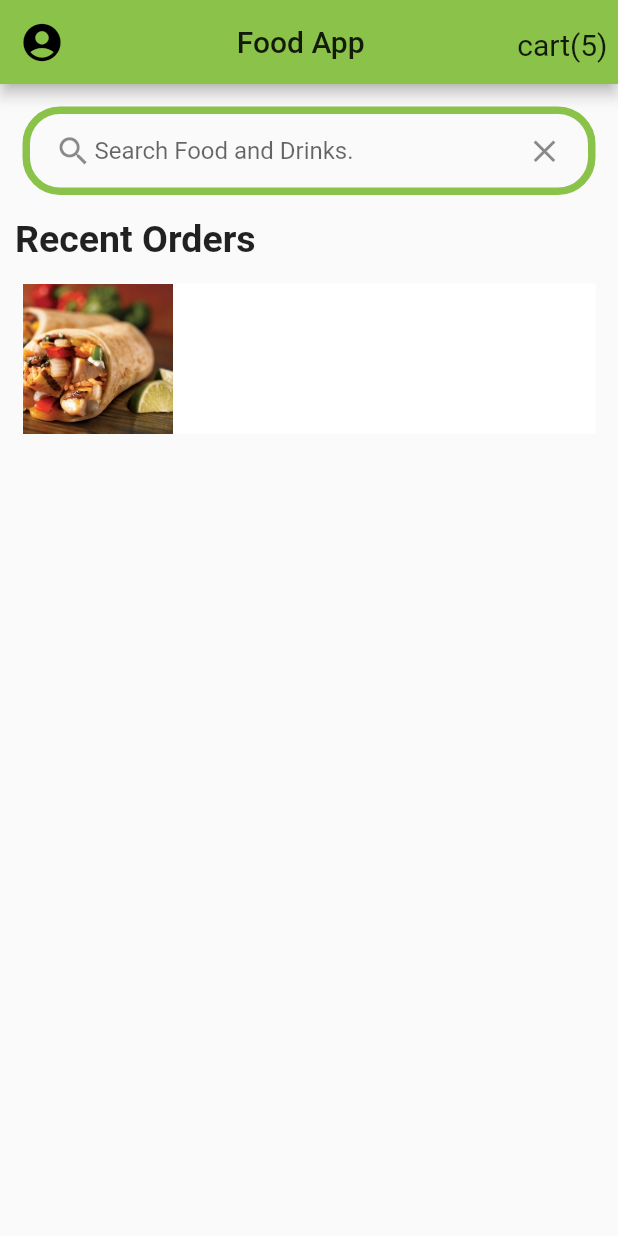
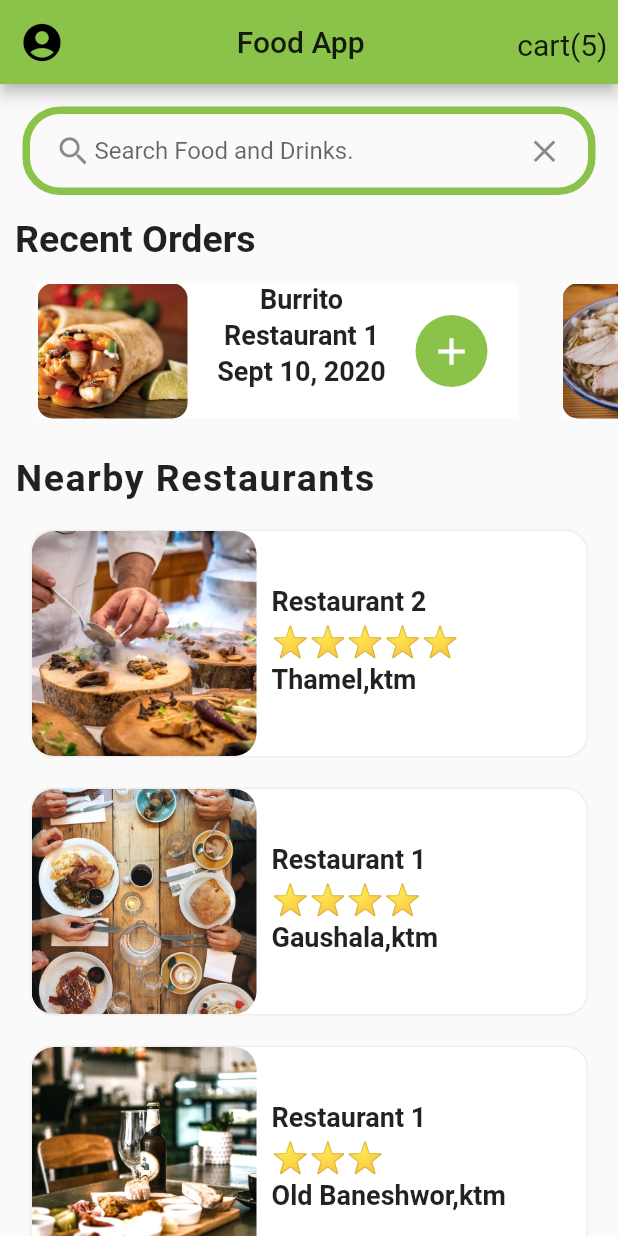
Before and after one commit to kalind7/farmers_hub, a Flutter app: the screen it shows after launch, on a phone screen of 412 x 824 dp. Run offline on Flutter 3.47's test engine with Material 2 defaults, Android fonts, the phone set to English and light mode, and no system bars.

Commit message:
front page done

```diff
--- a/lib/datas/data_all.dart
+++ b/lib/datas/data_all.dart
@@ -19,30 +19,46 @@ final _ramen =
 
 //Restaurant
 final _restaurant0 = Restaurant(
-  imageUrl: 'assets/images/restaurant0.jpg',
-  restaurantName: 'Restaurant 0',
+  imageUrl: 'images/restaurant0.jpg',
+  restaurantName: 'Restaurant 2',
   address: 'Thamel,ktm',
   rating: 5,
   menu: [_burrito,  _pasta, _ramen, _pancakes, _burger, _pizza],
 );
 final _restaurant1 = Restaurant(
-  imageUrl: 'assets/images/restaurant0.jpg',
+  imageUrl: 'images/restaurant2.jpg',
   restaurantName: 'Restaurant 1',
   address: 'Gaushala,ktm',
-  rating: 5,
+  rating: 4,
   menu: [_burrito,  _pasta, _ramen, _pancakes, _burger, _pizza],
 );
 final _restaurant2 = Restaurant(
-  imageUrl: 'assets/images/restaurant0.jpg',
+  imageUrl: 'images/restaurant1.jpg',
   restaurantName: 'Restaurant 1',
-  address: 'Gaushala,ktm',
-  rating: 5,
+  address: 'Old Baneshwor,ktm',
+  rating: 3,
+  menu: [_burrito,  _pasta, _ramen, _pancakes, _burger, _pizza],
+);
+final _restaurant3 = Restaurant(
+  imageUrl: 'images/restaurant3.jpg',
+  restaurantName: 'Restaurant 3',
+  address: 'New Baneshwor,ktm',
+  rating: 2,
+  menu: [_burrito,  _pasta, _ramen, _pancakes, _burger, _pizza],
+);
+final _restaurant4 = Restaurant(
+  imageUrl: 'images/restaurant4.jpg',
+  restaurantName: 'Restaurant 4',
+  address: 'Imadol,Lalitpur',
+  rating: 1,
   menu: [_burrito,  _pasta, _ramen, _pancakes, _burger, _pizza],
 );
 final List<Restaurant> restaurants = [
   _restaurant0,
   _restaurant1,
   _restaurant2,
+  _restaurant3,
+  _restaurant4,
 ];
 
 //User
--- a/lib/screens/home_screen.dart
+++ b/lib/screens/home_screen.dart
@@ -1,4 +1,5 @@
 import 'package:farmers_hub/datas/data_all.dart';
+import 'package:farmers_hub/widgets/nearby_restaurants.dart';
 import 'package:farmers_hub/widgets/recent_orders.dart';
 import 'package:flutter/material.dart';
 
@@ -13,18 +14,18 @@ class _HomeScreenState extends State<HomeScreen> {
     return Scaffold(
       appBar: AppBar(
         leading: IconButton(
-          onPressed: (){},
+          onPressed: () {},
           iconSize: 30.0,
           icon: Icon(Icons.account_circle),
         ),
         title: Center(child: Text('Food App')),
-
         actions: [
           GestureDetector(
-            onTap: (){},
+            onTap: () {},
             child: Padding(
               padding: EdgeInsets.only(top: 18, right: 7),
-              child: Text('cart(${currentUser.cart.length})',
+              child: Text(
+                'cart(${currentUser.cart.length})',
                 style: TextStyle(fontSize: 20.0),
               ),
             ),
@@ -46,23 +47,25 @@ class _HomeScreenState extends State<HomeScreen> {
                 ),
                 contentPadding: EdgeInsets.all(20.0),
                 prefixIcon: Padding(
-                  padding: EdgeInsets.only(left:20.0),
+                  padding: EdgeInsets.only(left: 20.0),
                   child: Icon(Icons.search, size: 25.0),
                 ),
                 hintText: 'Search Food and Drinks.',
                 suffixIcon: Padding(
-                  padding:EdgeInsets.only(right: 20.0),
-                  child: Icon(Icons.clear, size: 25.0,),
+                  padding: EdgeInsets.only(right: 20.0),
+                  child: Icon(
+                    Icons.clear,
+                    size: 25.0,
+                  ),
                 ),
               ),
             ),
           ),
-
           RecentOrder(),
 
+          NearByRestaurants(),
         ],
       ),
-
     );
   }
 }
--- /dev/null
+++ b/lib/widgets/nearby_restaurants.dart
@@ -0,0 +1,84 @@
+import 'package:farmers_hub/datas/data_all.dart';
+import 'package:farmers_hub/model/restaurant.dart';
+import 'package:farmers_hub/widgets/rating_star.dart';
+import 'package:flutter/material.dart';
+
+class NearByRestaurants extends StatelessWidget {
+  @override
+
+  _buildRestaurant(){
+    List<Widget> restaurantList = [];
+
+    restaurants.forEach((Restaurant restaurant) {
+
+      restaurantList.add(
+        GestureDetector(
+          onTap: (){},
+          child: Container(
+          margin: EdgeInsets.symmetric(horizontal: 20.0, vertical: 10.0),
+          decoration: BoxDecoration(
+            borderRadius: BorderRadius.circular(15.0),
+            color: Colors.white,
+            border: Border.all(width: 1.0, color: Colors.grey[200]),
+          ),
+
+          child: Row(
+            children: [
+              ClipRRect(
+                borderRadius: BorderRadius.circular(15.0),
+                child: Image(
+                  height: 150,
+                  width: 150,
+                  fit: BoxFit.cover,
+                  image: AssetImage(restaurant.imageUrl),
+                ),
+              ),
+              Container(
+                margin: EdgeInsets.all(10.0),
+                child: Column(
+                  mainAxisAlignment: MainAxisAlignment.center,
+                  crossAxisAlignment: CrossAxisAlignment.start,
+                  children: [
+                    Text(restaurant.restaurantName, style: TextStyle(fontSize: 18.0, fontWeight: FontWeight.bold),),
+                    SizedBox(height: 4.0),
+
+
+                    RatingStar(stars: restaurant.rating,),
+                    SizedBox(height: 4),
+                    Text(restaurant.address,  style: TextStyle(fontSize: 18.0, fontWeight: FontWeight.w600),),
+                    SizedBox(height: 4.0),
+                  ],
+                ),
+              ),
+
+            ],
+          ),
+
+      ),
+        ),
+      );
+    });
+    return restaurantList;
+  }
+
+  Widget build(BuildContext context) {
+    return Column(
+      crossAxisAlignment: CrossAxisAlignment.start,
+      children: [
+        Padding(
+          padding: EdgeInsets.all(10.0),
+          child: Text(
+            'Nearby Restaurants',
+            style: TextStyle(
+                fontSize: 25, fontWeight: FontWeight.w600, letterSpacing: 1.0),
+          ),
+        ),
+
+        Column(
+          children: _buildRestaurant(),
+
+        )
+      ],
+    );
+  }
+}
--- /dev/null
+++ b/lib/widgets/rating_star.dart
@@ -0,0 +1,14 @@
+import 'package:flutter/material.dart';
+
+class RatingStar extends StatelessWidget {
+  int stars;
+  RatingStar({this.stars});
+  @override
+  Widget build(BuildContext context) {
+    String star = "⭐";
+    for(int i=1 ; i<stars; i++){
+      star = star+"⭐";
+    }
+    return Text(star, style: TextStyle(fontSize: 20.0),);
+  }
+}
--- a/lib/widgets/recent_orders.dart
+++ b/lib/widgets/recent_orders.dart
@@ -4,24 +4,85 @@ import 'package:flutter/material.dart';
 
 class RecentOrder extends StatelessWidget {
   @override
-
-  _buildRecentOrders(Order order){
+  _buildRecentOrders(BuildContext context, Order order) {
     return Container(
       margin: EdgeInsets.all(15.0),
       width: 320,
       decoration: BoxDecoration(
         color: Colors.white,
         //border: Border.all(width: 1.0, color: Colors.black),
-
       ),
       child: Row(
+        mainAxisAlignment: MainAxisAlignment.spaceBetween,
         children: [
-          Image(
-            height: 100.0,
-            width: 100.0,
-            fit: BoxFit.cover,
-            image: AssetImage(order.foodItem.imageUrl),
-          )
+          Expanded(
+            child: Row(
+              children: [
+                ClipRRect(
+                  borderRadius: BorderRadius.circular(10.0),
+                  child: Image(
+                    height: 100.0,
+                    width: 100.0,
+                    fit: BoxFit.cover,
+                    image: AssetImage(order.foodItem.imageUrl),
+                  ),
+                ),
+                Expanded(
+                  child: Row(
+                    children: [
+                      Expanded(
+                        child: Padding(
+                          padding: EdgeInsets.symmetric(horizontal: 5.0),
+                          child: Column(
+                            children: [
+                              Text(
+                                order.foodItem.foodName,
+                                overflow: TextOverflow.ellipsis,
+                                style: TextStyle(
+                                    fontSize: 18, fontWeight: FontWeight.bold),
+                              ),
+                              SizedBox(
+                                height: 3.0,
+                              ),
+                              Text(
+                                order.restaurant.restaurantName,
+                                overflow: TextOverflow.ellipsis,
+                                style: TextStyle(
+                                    fontSize: 18, fontWeight: FontWeight.w600),
+                              ),
+                              SizedBox(
+                                height: 3.0,
+                              ),
+                              Text(
+                                order.date,
+                                overflow: TextOverflow.ellipsis,
+                                style: TextStyle(
+                                    fontSize: 18, fontWeight: FontWeight.w600),
+                              ),
+                            ],
+                          ),
+                        ),
+                      ),
+                    ],
+                  ),
+                ),
+              ],
+            ),
+          ),
+          Container(
+            margin: EdgeInsets.only(right: 20.0),
+            width: 48.0,
+            decoration: BoxDecoration(
+              borderRadius: BorderRadius.circular(25.0),
+              color: Theme.of(context).primaryColor,
+            ),
+            child: IconButton(
+              onPressed: () {},
+              icon: Icon(Icons.add),
+              color: Colors.white,
+              iconSize: 30.0,
+            ),
+          ),
         ],
       ),
     );
@@ -33,17 +94,22 @@ class RecentOrder extends StatelessWidget {
       children: [
         Padding(
           padding: EdgeInsets.symmetric(horizontal: 10.0),
-          child: Text('Recent Orders', style: TextStyle(fontSize: 25.0, fontWeight: FontWeight.w600),),
+          child: Text(
+            'Recent Orders',
+            style: TextStyle(fontSize: 25.0, fontWeight: FontWeight.w600),
+          ),
         ),
         Container(
           height: 120.0,
+          padding: EdgeInsets.only(left: 10.0),
           child: ListView.builder(
-            itemCount: currentUser.orders.length,
-            itemBuilder: (context,position){
-             Order order =  currentUser.orders[position];
-              return _buildRecentOrders(order);
-            }
-          ),
+              scrollDirection: Axis.horizontal,
+              physics: BouncingScrollPhysics(),
+              itemCount: currentUser.orders.length,
+              itemBuilder: (context, position) {
+                Order order = currentUser.orders[position];
+                return _buildRecentOrders(context, order);
+              }),
         ),
       ],
     );
```
